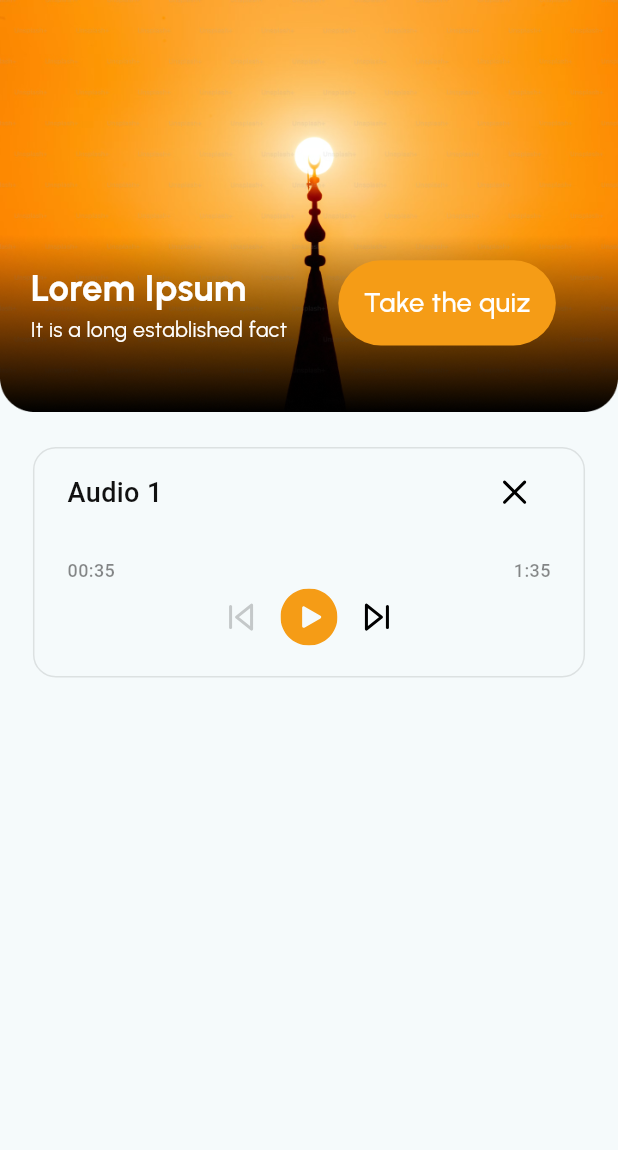
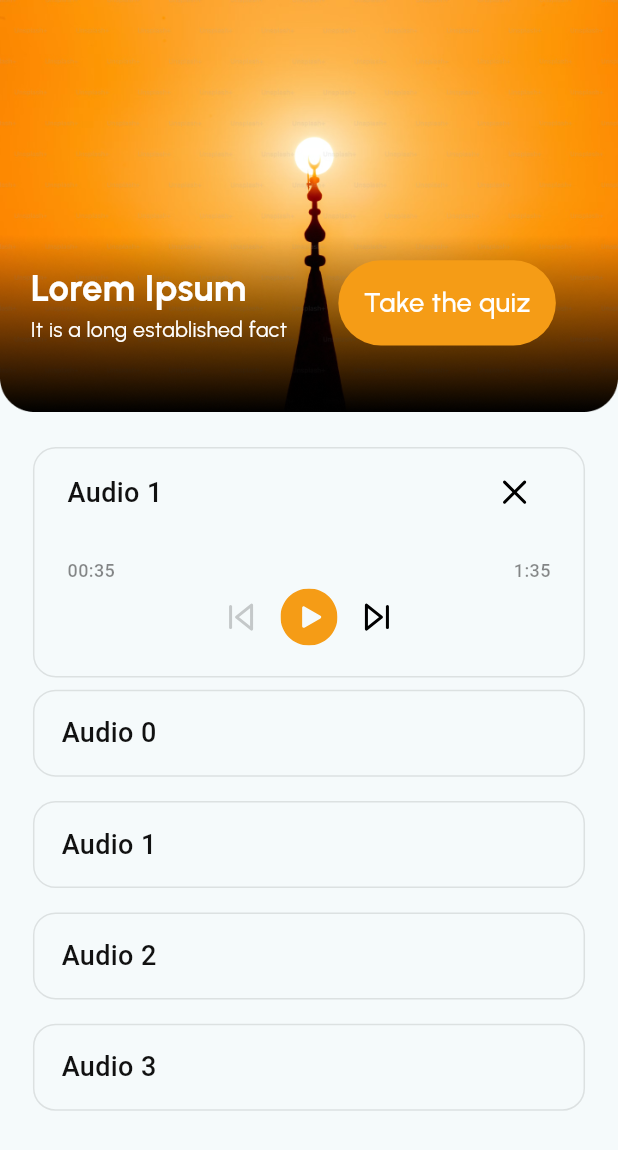
Before and after one commit to xasanov1716/Nabeey, a Flutter app: the AudioScreen screen opened by its route, on a phone screen of 412 x 824 dp. Shown: the top 1150 px of the screen. Run offline on Flutter 3.47's test engine with Material 2 defaults, Android fonts, the phone set to English and light mode, and no system bars; drawn by our look-alikes of zoom_tap_animation; our stand-ins replace flutter_screenutil, flutter_svg, shared_preferences; accounts and stored records are empty; Roboto replaces fonts that are missing (SF Pro Display).

Commit message:
audio screen updated

```diff
--- a/lib/ui/tab/home/sub_screens/audios/audios_screen.dart
+++ b/lib/ui/tab/home/sub_screens/audios/audios_screen.dart
@@ -1,4 +1,5 @@
-import 'package:contest_app/ui/tab/home/sub_screens/audios/widgets1/audio_player_item.dart';
+import 'package:contest_app/ui/tab/home/sub_screens/audios/widgets/audio_list.dart';
+import 'package:contest_app/ui/tab/home/sub_screens/audios/widgets/audio_player_item.dart';
 import 'package:contest_app/utils/colors.dart';
 import 'package:contest_app/utils/icons.dart';
 import 'package:flutter/material.dart';
@@ -82,6 +83,13 @@ class _AudioScreenState extends State<AudioScreen> {
             padding: EdgeInsets.symmetric(horizontal: 20.w),
             child: const AudioPlayerItem(),
           ),
+          ...List.generate(
+            4,
+            (index) => Padding(
+              padding: EdgeInsets.symmetric(horizontal: 20.w, vertical: 8.h),
+              child: AudioList(index: index, onTap: () {}),
+            ),
+          )
         ],
       ),
     );
--- a/lib/ui/tab/home/sub_screens/audios/widgets/audio_list.dart
+++ b/lib/ui/tab/home/sub_screens/audios/widgets/audio_list.dart
@@ -1,8 +1,10 @@
+import 'package:contest_app/utils/colors.dart';
 import 'package:flutter/material.dart';
 import 'package:zoom_tap_animation/zoom_tap_animation.dart';
 
 class AudioList extends StatelessWidget {
   const AudioList({super.key, required this.index, required this.onTap});
+
   final int index;
   final VoidCallback onTap;
 
@@ -12,13 +14,24 @@ class AudioList extends StatelessWidget {
     return ZoomTapAnimation(
       onTap: onTap,
       child: Container(
-        height: (56 / apphight) * 800,
-        width: double.infinity,
-        decoration: BoxDecoration(
-            border: Border.all(color: Colors.grey),
-            borderRadius: const BorderRadius.all(Radius.circular(15))),
-        child: Text('Audio $index'),
-      ),
+          width: double.infinity,
+          decoration: BoxDecoration(
+              border: Border.all(color: AppColors.black.withOpacity(0.1)),
+              borderRadius: const BorderRadius.all(Radius.circular(15))),
+          child: Padding(
+            padding: const EdgeInsets.all(18),
+            child: Text(
+              "Audio $index",
+              style: const TextStyle(
+                fontFamily: "SF Pro Display",
+                fontSize: 18,
+                fontWeight: FontWeight.w500,
+                color: Color(0xff111111),
+                height: 20 / 18,
+              ),
+              textAlign: TextAlign.left,
+            ),
+          )),
     );
   }
 }
```
Also changed, not shown: lib/ui/tab/home/sub_screens/audios/widgets/audio_player_item.dart (renamed from lib/ui/tab/home/sub_screens/audios/widgets1/audio_player_item.dart).
